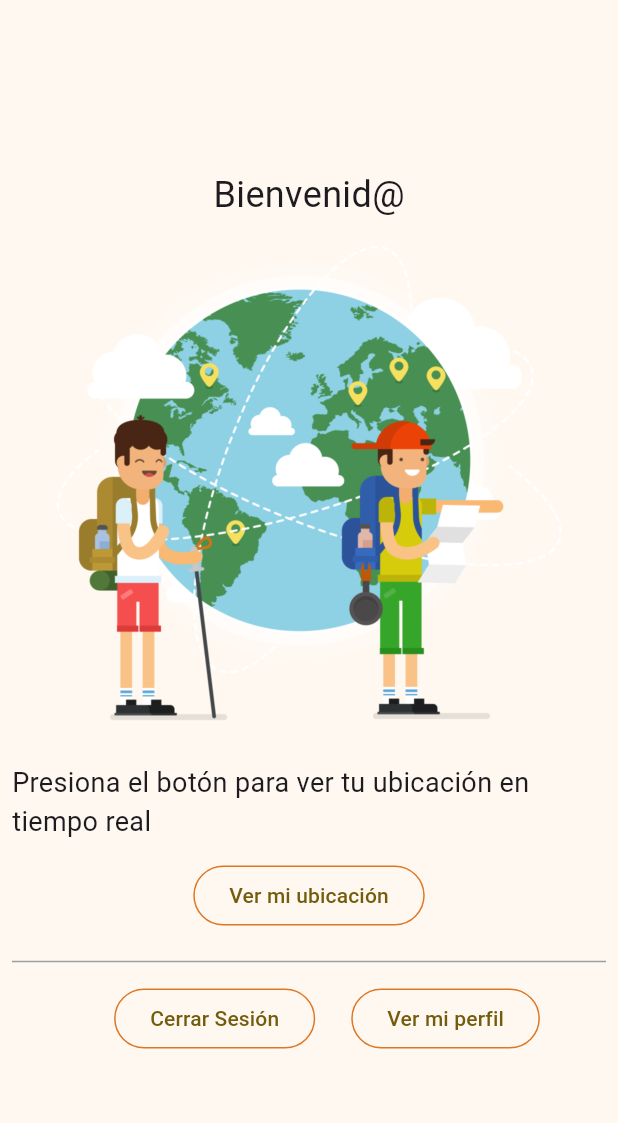
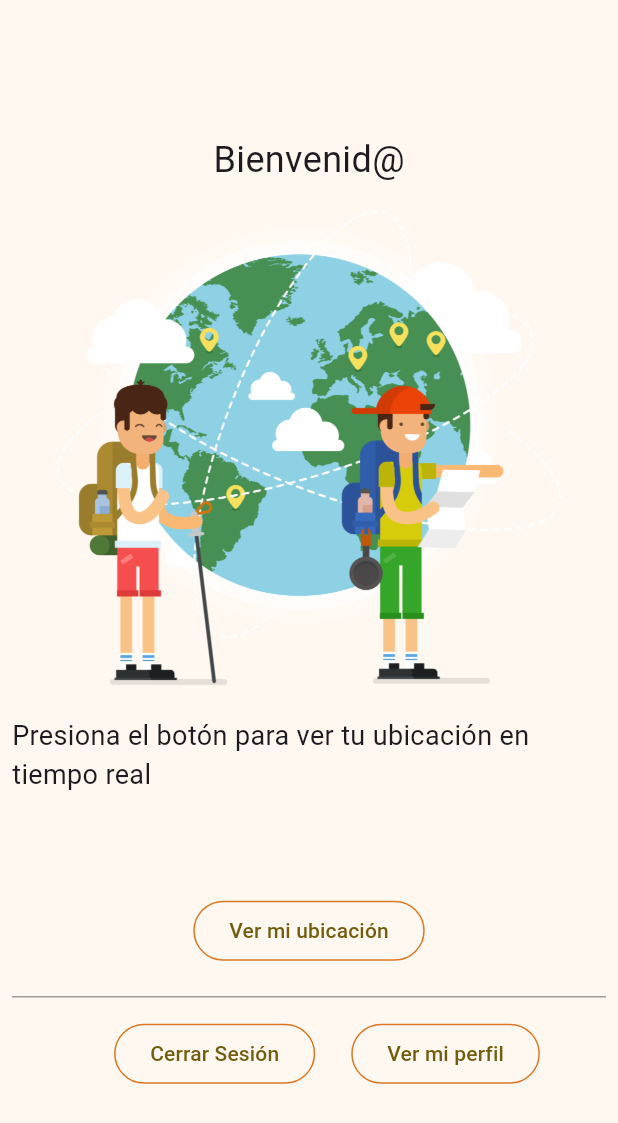
Before and after one commit to SanguchoMela/login-gps_flutter, a Flutter app: the screen it shows once a user with an empty profile is signed in, on a phone screen of 412 x 824 dp. Shown: the top 1123 px of the screen. Run offline on Flutter 3.47's test engine with Material 3 defaults, Android fonts, the phone set to English and light mode, and no system bars; our stand-ins replace firebase_auth, firebase_core, geolocator, go_router, google_fonts; missing offline and left inert: firebase_ui_auth; accounts and stored records are empty.

```diff
--- /dev/null
+++ b/lib/gps_widget.dart
@@ -0,0 +1,66 @@
+import 'package:flutter/material.dart';
+import 'package:geolocator/geolocator.dart';
+
+import 'src/widgets.dart';
+
+class GPSWidget extends StatefulWidget {
+  const GPSWidget({super.key});
+  @override
+  GPSWidgetState createState() => GPSWidgetState();
+}
+
+class GPSWidgetState extends State<GPSWidget> {
+  String _locationMessage = "";
+
+  void _getCurrentLocation() async {
+    try {
+      Position position = await Geolocator.getCurrentPosition(
+        desiredAccuracy: LocationAccuracy.high,
+      );
+
+      setState(() {
+        _locationMessage =
+            "Latitud: ${position.latitude}\nLongitud: ${position.longitude}";
+      });
+    } catch (e) {
+      if (e is LocationServiceDisabledException) {
+        setState(() {
+          _locationMessage = "Location services are disabled.";
+        });
+      } else if (e is PermissionDeniedException) {
+        setState(() {
+          _locationMessage = "Location permissions are denied.";
+        });
+      } else {
+        setState(() {
+          _locationMessage = "Failed to get location: $e";
+        });
+      }
+    }
+  }
+
+  @override
+  Widget build(BuildContext context) {
+    return Column(
+      mainAxisAlignment: MainAxisAlignment.center,
+      children: <Widget>[
+        Image.asset('images/mapa.png', height: 350, width: 350),
+        const Paragraph(
+          'Presiona el botón para ver tu ubicación en tiempo real',
+        ),
+        const SizedBox(height: 20),
+        Text(
+          _locationMessage,
+          textAlign: TextAlign.center,
+          style: const TextStyle(fontSize: 16),
+        ),
+        const SizedBox(height: 20),
+        StyledButton(
+          onPressed: _getCurrentLocation,
+          child: const Text('Ver mi ubicación'),
+        ),
+        const SizedBox(height: 16),
+      ],
+    );
+  }
+}
--- a/lib/home_page.dart
+++ b/lib/home_page.dart
@@ -1,10 +1,12 @@
-import 'package:firebase_auth/firebase_auth.dart' hide EmailAuthProvider, PhoneAuthProvider;
+import 'package:firebase_auth/firebase_auth.dart'
+    hide EmailAuthProvider, PhoneAuthProvider;
 import 'package:flutter/material.dart';
 import 'package:provider/provider.dart';
 
 import 'app_state.dart';
 import 'src/authentication.dart';
 import 'src/widgets.dart';
+import 'gps_widget.dart';
 
 class HomePage extends StatelessWidget {
   const HomePage({super.key});
@@ -26,19 +28,14 @@ class HomePage extends StatelessWidget {
                         'Bienvenid@',
                         style: TextStyle(fontSize: 24),
                       ),
-                      Image.asset('images/mapa.png', height: 350, width: 350),
-                      const SizedBox(height: 8),
-                      const Paragraph(
-                        'Presiona el botón para ver tu ubicación en tiempo real',
-                      ),
-                      const SizedBox(height: 8),
-                      StyledButton(
-                        onPressed: () {
-                          //la verdad no sé cómo mostrar la ubicación xd
-                        },
-                        child: const Text('Ver mi ubicación'),
-                      ),
-                      const SizedBox(height: 16),
+                      Consumer<ApplicationState>(
+                          builder: (context, appState, _) {
+                        if (appState.loggedIn) {
+                          return const GPSWidget();
+                        } else {
+                          return const Text('');
+                        }
+                      })
                     ],
                   );
                 } else {
@@ -62,7 +59,7 @@ class HomePage extends StatelessWidget {
               endIndent: 8,
               color: Colors.grey,
             ),
-             const SizedBox(height: 10),
+            const SizedBox(height: 10),
             Consumer<ApplicationState>(
               builder: (context, appState, _) => AuthFunc(
                 loggedIn: appState.loggedIn,
```
Also changed, not shown: pubspec.yaml (+5 -6 lines), pubspec.lock, 3 other files.
